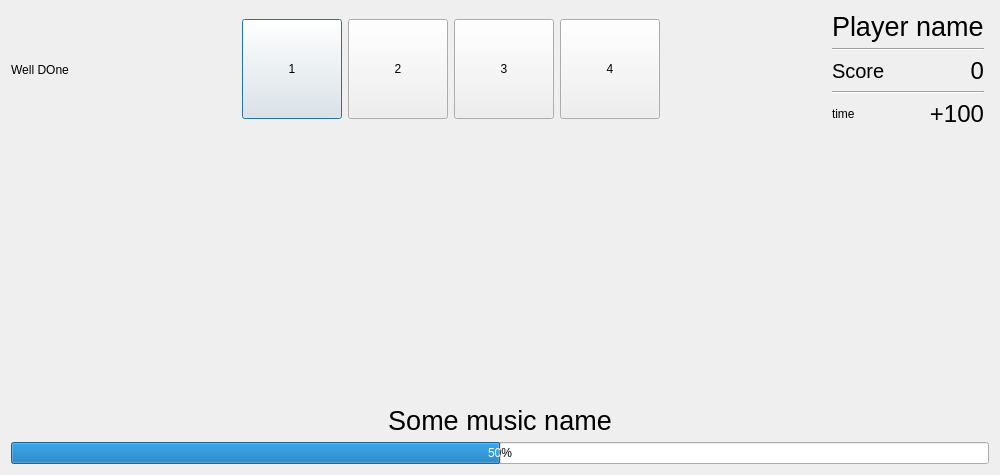
The window that src/windows/uis/GameDialog.ui (ZulusK/orchestrix) describes before a commit, drawn with Qt 5.
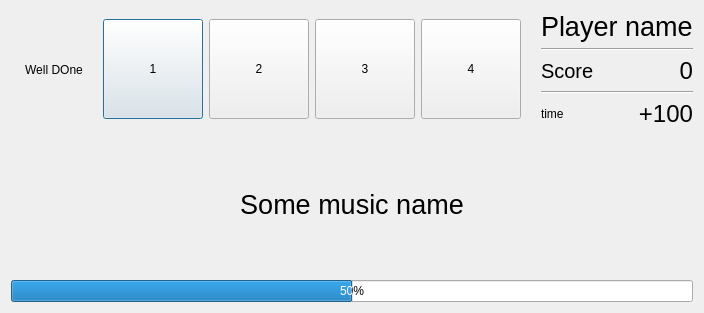
The same window after the commit.

Patch:
```diff
--- a/src/windows/uis/GameDialog.ui
+++ b/src/windows/uis/GameDialog.ui
@@ -6,8 +6,8 @@
    <rect>
     <x>0</x>
     <y>0</y>
-    <width>1000</width>
-    <height>475</height>
+    <width>704</width>
+    <height>313</height>
    </rect>
   </property>
   <property name="sizePolicy">
@@ -18,14 +18,14 @@
   </property>
   <property name="minimumSize">
    <size>
-    <width>1000</width>
+    <width>0</width>
     <height>0</height>
    </size>
   </property>
   <property name="maximumSize">
    <size>
-    <width>1000000</width>
-    <height>1000000</height>
+    <width>16777215</width>
+    <height>16777215</height>
    </size>
   </property>
   <property name="windowTitle">
@@ -41,6 +41,19 @@
          <property name="sizeConstraint">
           <enum>QLayout::SetMinAndMaxSize</enum>
          </property>
+         <item>
+          <spacer name="horizontalSpacer_4">
+           <property name="orientation">
+            <enum>Qt::Horizontal</enum>
+           </property>
+           <property name="sizeHint" stdset="0">
+            <size>
+             <width>40</width>
+             <height>20</height>
+            </size>
+           </property>
+          </spacer>
+         </item>
          <item>
           <widget class="QLabel" name="label_4">
            <property name="sizePolicy">
@@ -300,22 +313,6 @@
        </item>
       </layout>
      </item>
-     <item>
-      <widget class="QWidget" name="eq" native="true">
-       <property name="sizePolicy">
-        <sizepolicy hsizetype="MinimumExpanding" vsizetype="MinimumExpanding">
-         <horstretch>0</horstretch>
-         <verstretch>0</verstretch>
-        </sizepolicy>
-       </property>
-       <property name="minimumSize">
-        <size>
-         <width>100</width>
-         <height>100</height>
-        </size>
-       </property>
-      </widget>
-     </item>
      <item>
       <layout class="QVBoxLayout" name="songInfoGrid">
        <item>
```
Left out of the diff: 4 changed lines with no effect on the pictures.
